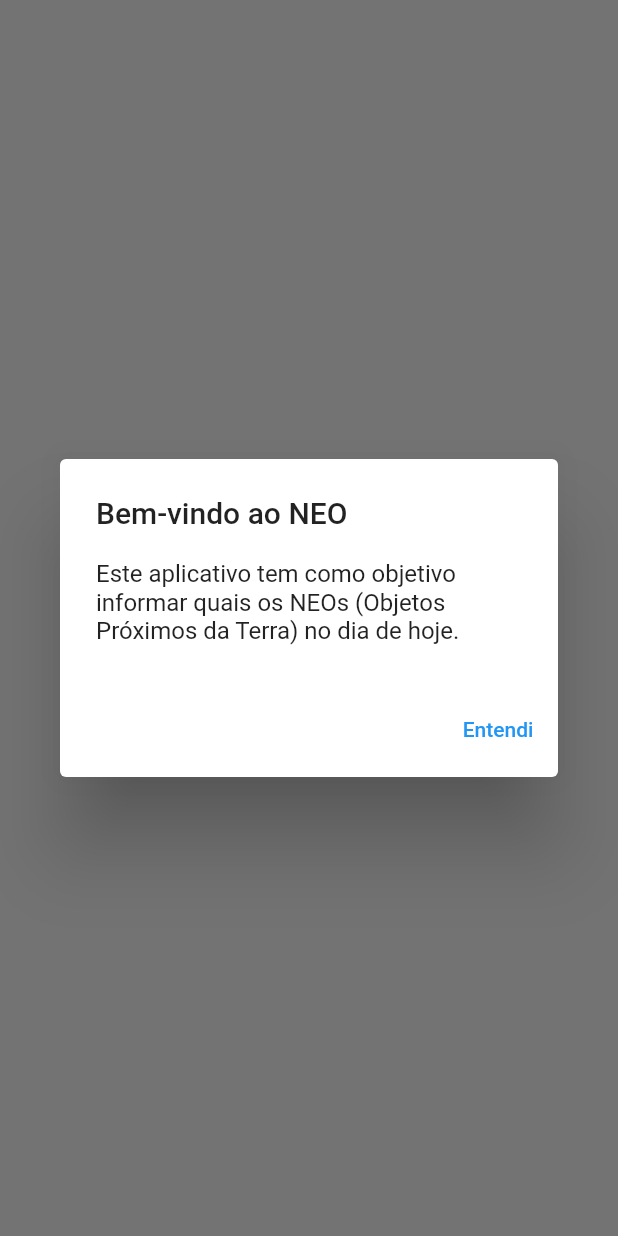
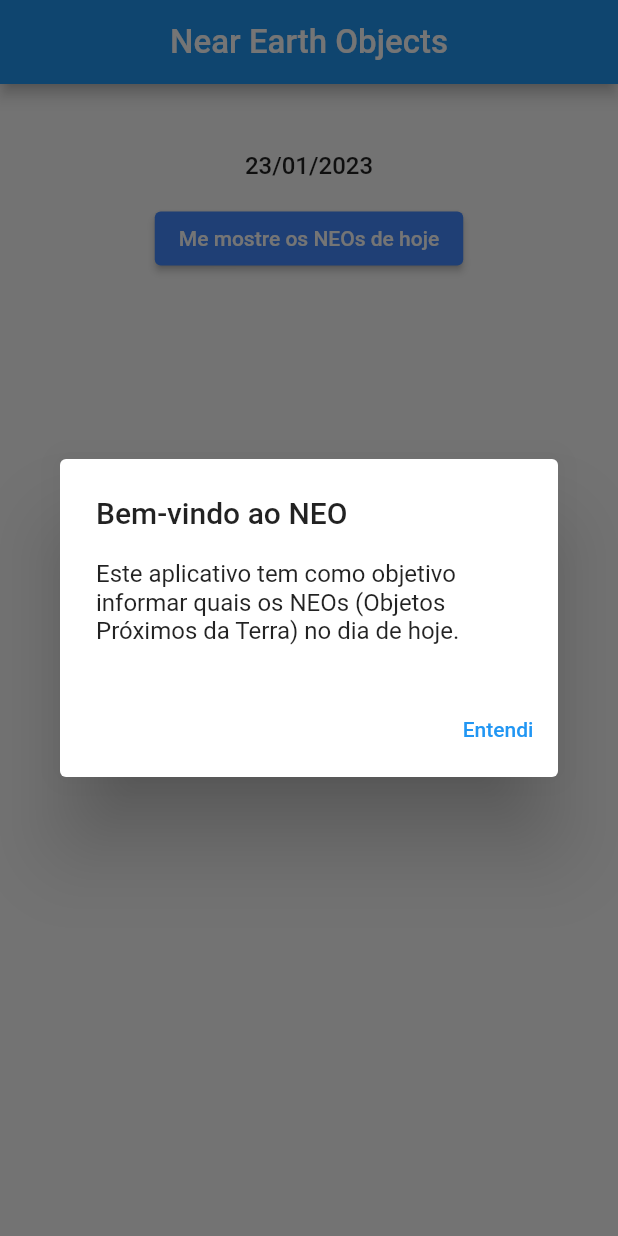
Before and after one commit to PedroMeerholz/NEO, a Flutter app: the screen it shows after launch, on a phone screen of 412 x 824 dp. Run offline on Flutter 3.47's test engine with Material 2 defaults, Android fonts, the phone set to English and light mode, and no system bars.

Commit message:
feat: Criação da AppBar e alterando a ListView por uma Column para apresentar os Neos encontrados

```diff
--- a/lib/pages/neos_today.dart
+++ b/lib/pages/neos_today.dart
@@ -25,26 +25,41 @@ class NeosTodayPageState extends State<NeosTodayPage> {
   Widget build(BuildContext context) {
     return SafeArea(
       child: Scaffold(
-        body: Padding(
+        appBar: AppBar(
+          title: const Text(
+            'Near Earth Objects',
+            style: TextStyle(
+              fontWeight: FontWeight.w500,
+              fontSize: 22,
+            ),
+          ),
+          centerTitle: true,
+        ),
+        body: SingleChildScrollView(
+          child: Padding(
             padding: const EdgeInsets.all(40),
             child: Center(
               child: Column(
+                children: [
+                  Column(
                     mainAxisSize: MainAxisSize.min,
                     mainAxisAlignment: MainAxisAlignment.center,
                     children: [
                       const Padding(
                         padding: EdgeInsets.only(bottom: 5),
-                  child: Text('Near Earth Objects',
-                      style:
-                          TextStyle(fontWeight: FontWeight.w500, fontSize: 22)),
                       ),
                       Text(
                         setTextDateTime(),
                         style: const TextStyle(
-                      fontWeight: FontWeight.w500, fontSize: 16),
+                          fontWeight: FontWeight.w500,
+                          fontSize: 16,
+                        ),
                       ),
                       Padding(
-                  padding: const EdgeInsets.only(top: 15, bottom: 7),
+                        padding: const EdgeInsets.only(
+                          top: 15,
+                          bottom: 7,
+                        ),
                         child: ElevatedButton(
                           onPressed: () {
                             searchNeosByDate();
@@ -57,10 +72,11 @@ class NeosTodayPageState extends State<NeosTodayPage> {
                           child: const Text('Me mostre os NEOs de hoje'),
                         ),
                       ),
-                Flexible(
-                  child: showListView(),
+                      showNeos(),
+                    ],
                   ),
                 ],
+              ),
             ),
           ),
         ),
@@ -125,11 +141,9 @@ class NeosTodayPageState extends State<NeosTodayPage> {
     );
   }
 
-  ListView showListView() {
-    if (!neosContent.isEmpty) {
-      return ListView(
-        shrinkWrap: true,
-        scrollDirection: Axis.vertical,
+  Column showNeos() {
+    if (neosContent.isNotEmpty) {
+      return Column(
         children: [
           for (Neo neo in neosContent)
             ListItem(
@@ -146,10 +160,7 @@ class NeosTodayPageState extends State<NeosTodayPage> {
         ],
       );
     } else {
-      return ListView(
-        shrinkWrap: true,
-        scrollDirection: Axis.vertical,
-      );
+      return Column();
     }
   }
 }
```
Lines whose indentation alone changed are shown as unchanged.
